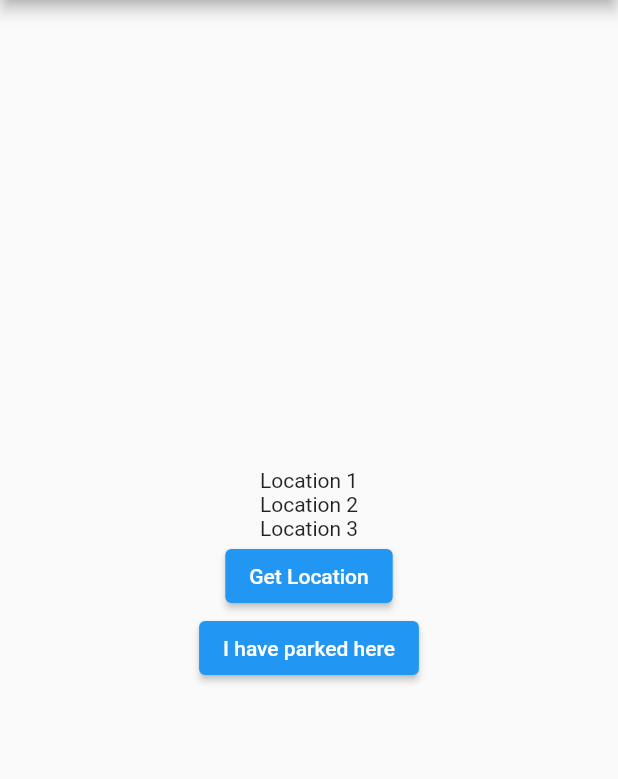
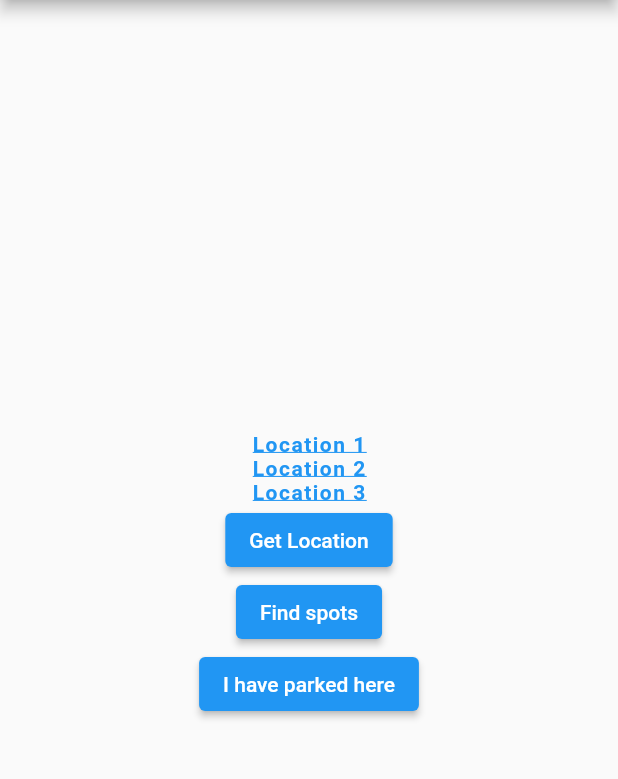
Before and after one commit to yashas3013/firstapp, a Flutter app: the screen it shows after launch, after a tap on "Get Location", on a phone screen of 412 x 824 dp, the part 84-863 px from its top. Run offline on Flutter 3.47's test engine with Material 2 defaults, Android fonts, the phone set to English and light mode, and no system bars; our stand-ins replace cloud_firestore, firebase_core, geocoding, geolocator; accounts and stored records are empty.

Commit message:
layout edit

```diff
--- a/lib/main.dart
+++ b/lib/main.dart
@@ -172,10 +172,7 @@ class _HomepageState extends State<Homepage> {
         Map<String, dynamic> data = documentSnapshot.data()! as Map<
             String,
             dynamic>;
-        // print(data);
         var arr = [];
-        // GeoPoint lat2 = data['001'][0];
-        // print(lat2.)
         var map_cord = new Map();
         for (String i in data.keys) {
           if (data[i][5] != data[i][6]) {
@@ -190,12 +187,6 @@ class _HomepageState extends State<Homepage> {
        arr.sort();
         print(position.latitude);
         print(position.longitude);
-        // print(map_cord[arr[0]]);
-        // print(arr[0]);
-        // print(map_cord[arr[1]]);
-        // print(arr[1]);
-        // print(map_cord[arr[2]]);
-        // print(arr[2]);
         location2  = 'https://www.google.com/maps/search/?api=1&query=${map_cord[arr[1]][0]}%2C${map_cord[arr[1]][1]}';
         location3  = 'https://www.google.com/maps/search/?api=1&query=${map_cord[arr[2]][0]}%2C${map_cord[arr[2]][1]}';
         location1  = 'https://www.google.com/maps/search/?api=1&query=${map_cord[arr[0]][0]}%2C${map_cord[arr[0]][1]}';
@@ -219,33 +210,38 @@ class _HomepageState extends State<Homepage> {
           children: [
             Container(
                 child: new InkWell(
-                    child: new Text('Location 1'),
+                    child: new Text('Location 1',style: TextStyle(letterSpacing: 1.0,fontWeight: FontWeight.bold,decoration: TextDecoration.underline,color: Colors.blue)),
                     onTap: () => launch(location1),
                 )
             ),
             Container(
                 child: new InkWell(
-                  child: new Text('Location 2'),
+                  child: new Text('Location 2',style: TextStyle(letterSpacing: 1.0,fontWeight: FontWeight.bold,decoration: TextDecoration.underline,color: Colors.blue)),
                   onTap: () => launch(location2),
                 )
             ),
             Container(
                 child: new InkWell(
-                  child: new Text('Location 3'),
+                  child: new Text('Location 3',style: TextStyle(letterSpacing: 1.0,fontWeight: FontWeight.bold,decoration: TextDecoration.underline,color: Colors.blue)),
                   onTap: () => launch(location3),
                 )
             ),
+
+            ElevatedButton(onPressed: () async{
+              Position position = await _getGeoLocationPosition();
+              GetAddressFromLatLong(position);
+            }, child: Text('Get Location')),
             ElevatedButton(onPressed: () async{
               Position position = await _getGeoLocationPosition();
               // location ='Lat: ${position.latitude} , Long: ${position.longitude}';\
               // getData();
               GetAddressFromLatLong(position);
-            }, child: Text('Get Location')),
+            }, child: Text('Find spots')),
             ElevatedButton(onPressed: () async{
               Position position = await _getGeoLocationPosition();
               Check_location(position);
             }, child: Text('I have parked here')),
-          ],
+    ],
         ),
       ),
     );
--- a/pubspec.yaml
+++ b/pubspec.yaml
@@ -40,6 +40,7 @@ dependencies:
   firebase_core: ^1.10.0
   cloud_firestore: ^3.1.0
   url_launcher: ^6.0.15
+  firebase_auth: ^3.2.0
 + english_words: ^4.0.0
 dev_dependencies:
   flutter_test:
```
Also changed, not shown: pubspec.lock.
